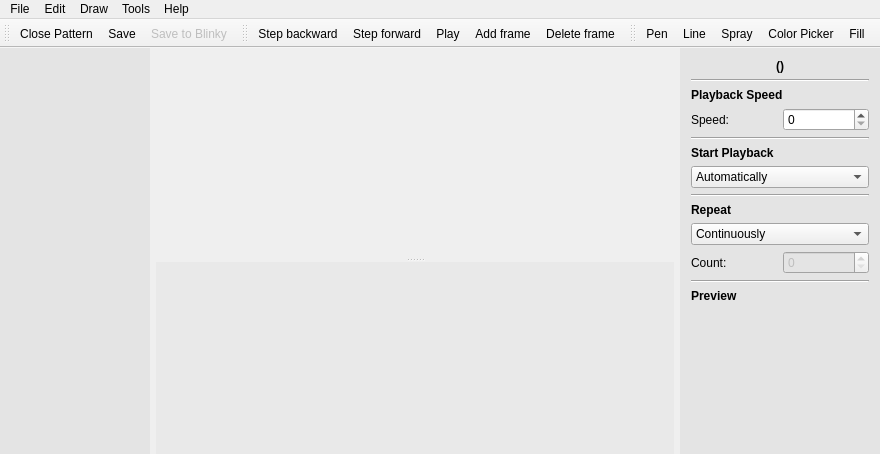
Old version of the form PatternPaint/mainwindow.ui in the repository Blinkinlabs/PatternPaint.
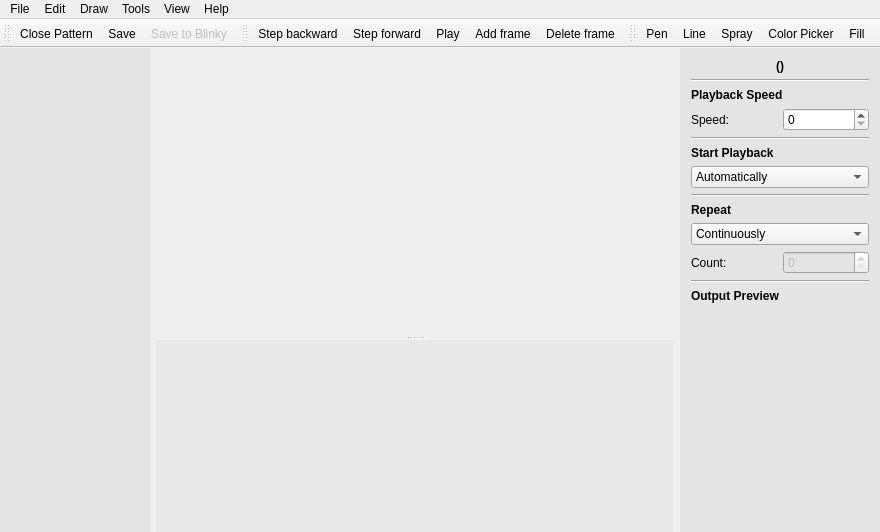
New version of the form. Icons and pictures are not drawn. Custom widgets are drawn as their Qt base class.

Commit message: Fix scaling for output preview, add 'view' menu to enable/disable display, toolbars

```diff
--- a/PatternPaint/mainwindow.ui
+++ b/PatternPaint/mainwindow.ui
@@ -7,7 +7,7 @@
     <x>0</x>
     <y>0</y>
     <width>880</width>
-    <height>454</height>
+    <height>532</height>
    </rect>
   </property>
   <property name="minimumSize">
@@ -189,7 +189,7 @@
           <x>0</x>
           <y>0</y>
           <width>500</width>
-          <height>189</height>
+          <height>267</height>
          </rect>
         </property>
         <property name="sizePolicy">
@@ -563,6 +563,33 @@
         </widget>
        </item>
        <item>
+        <widget class="QFrame" name="outputPreviewFrame">
+         <property name="sizePolicy">
+          <sizepolicy hsizetype="Preferred" vsizetype="Preferred">
+           <horstretch>0</horstretch>
+           <verstretch>1</verstretch>
+          </sizepolicy>
+         </property>
+         <property name="frameShape">
+          <enum>QFrame::NoFrame</enum>
+         </property>
+         <property name="frameShadow">
+          <enum>QFrame::Raised</enum>
+         </property>
+         <layout class="QVBoxLayout" name="verticalLayout_2">
+          <property name="leftMargin">
+           <number>0</number>
+          </property>
+          <property name="topMargin">
+           <number>0</number>
+          </property>
+          <property name="rightMargin">
+           <number>0</number>
+          </property>
+          <property name="bottomMargin">
+           <number>0</number>
+          </property>
+          <item>
         <widget class="QLabel" name="label_6">
          <property name="font">
           <font>
@@ -571,7 +598,7 @@
           </font>
          </property>
          <property name="text">
-          <string>Preview</string>
+             <string>Output Preview</string>
          </property>
         </widget>
        </item>
@@ -591,6 +618,9 @@
          </property>
         </widget>
        </item>
+         </layout>
+        </widget>
+       </item>
        <item>
         <spacer name="verticalSpacer">
          <property name="orientation">
@@ -701,10 +731,24 @@
     <addaction name="actionPipette"/>
     <addaction name="actionFill"/>
    </widget>
+   <widget class="QMenu" name="menuView">
+    <property name="title">
+     <string>View</string>
+    </property>
+    <widget class="QMenu" name="menuToolbars">
+     <property name="title">
+      <string>Toolbars</string>
+     </property>
+    </widget>
+    <addaction name="menuToolbars"/>
+    <addaction name="separator"/>
+    <addaction name="actionOutput_Preview"/>
+   </widget>
    <addaction name="menuFile"/>
    <addaction name="menuEdit"/>
    <addaction name="menuInstruments"/>
    <addaction name="menuTools"/>
+   <addaction name="menuView"/>
    <addaction name="menuHelp"/>
   </widget>
   <widget class="QToolBar" name="fileToolbar">
```
Left out of the diff: 19 changed lines with no effect on the pictures. Lines whose indentation alone changed are shown as unchanged. The commit also changes 6 other files.
